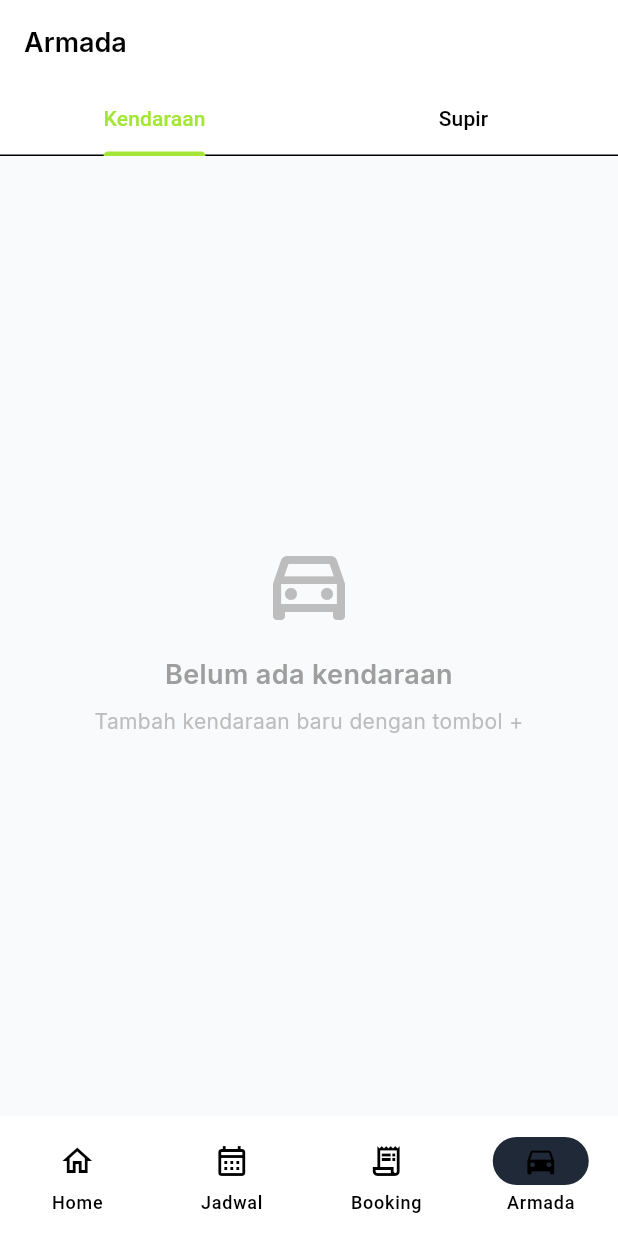
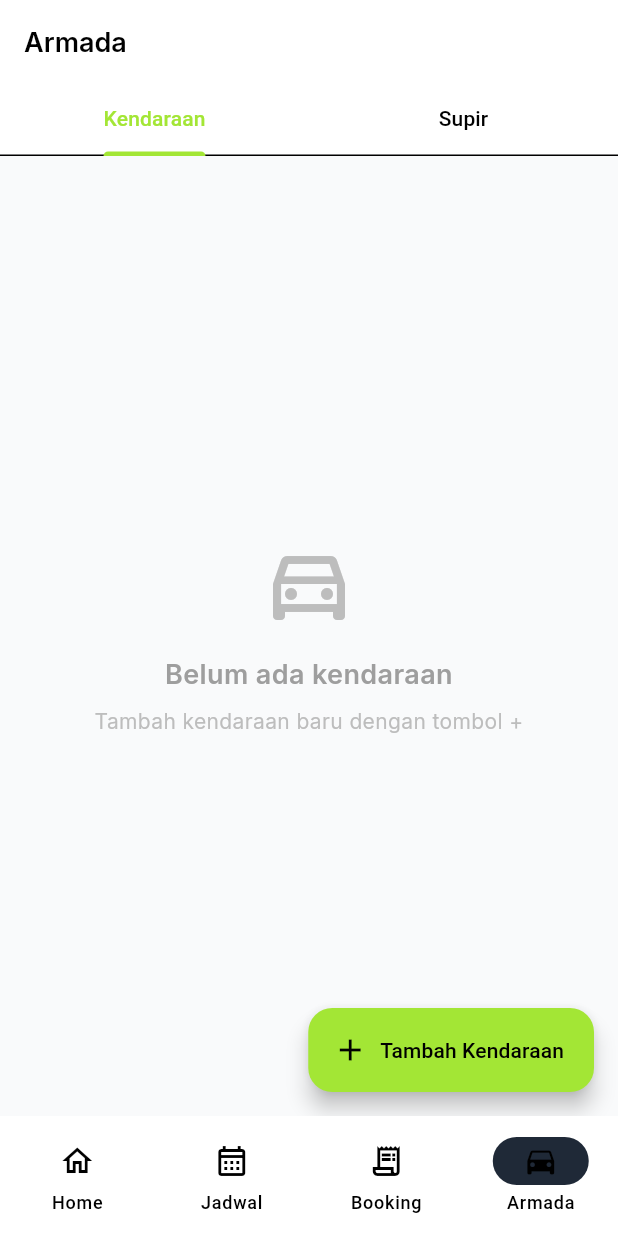
Before and after one commit to ALIFKA-HUB/ManagementRental, a Flutter app: the screen it shows once a user with an empty profile is signed in, item 4 of the bottom bar chosen, on a phone screen of 412 x 824 dp. Run offline on Flutter 3.47's test engine with Material 3 defaults, Android fonts, the light colour scheme and no system bars; our stand-ins replace cloud_firestore, firebase_auth, firebase_core, google_fonts, shared_preferences, table_calendar; accounts and stored records are empty; generated files the repository leaves out were written again.

Commit message:
fix: show floating action buttons on empty state lists for armada

```diff
--- a/lib/features/armada/views/vehicle_list_view.dart
+++ b/lib/features/armada/views/vehicle_list_view.dart
@@ -20,25 +20,28 @@ class VehicleListView extends StatelessWidget {
       return const Center(child: CircularProgressIndicator());
     }
 
+    Widget content;
     if (vm.vehicles.isEmpty) {
-      return AppEmptyState(
+      content = AppEmptyState(
         title: 'Belum ada kendaraan',
         subtitle: isAdmin ? 'Tambah kendaraan baru dengan tombol +' : null,
         icon: Icons.directions_car_outlined,
+      );
+    } else {
+      content = ListView.separated(
+        padding: const EdgeInsets.all(16),
+        itemCount: vm.vehicles.length,
+        separatorBuilder: (_, _a) => const SizedBox(height: 10),
+        itemBuilder: (context, i) {
+          final v = vm.vehicles[i];
+          return _VehicleCard(vehicle: v, isAdmin: isAdmin);
+        },
       );
     }
 
     return Stack(
       children: [
-        ListView.separated(
-          padding: const EdgeInsets.all(16),
-          itemCount: vm.vehicles.length,
-          separatorBuilder: (_, _a) => const SizedBox(height: 10),
-          itemBuilder: (context, i) {
-            final v = vm.vehicles[i];
-            return _VehicleCard(vehicle: v, isAdmin: isAdmin);
-          },
-        ),
+        content,
         if (isAdmin)
           Positioned(
             right: 16,
```
Also changed, not shown: lib/features/armada/views/driver_list_view.dart (+13 -10 lines).
